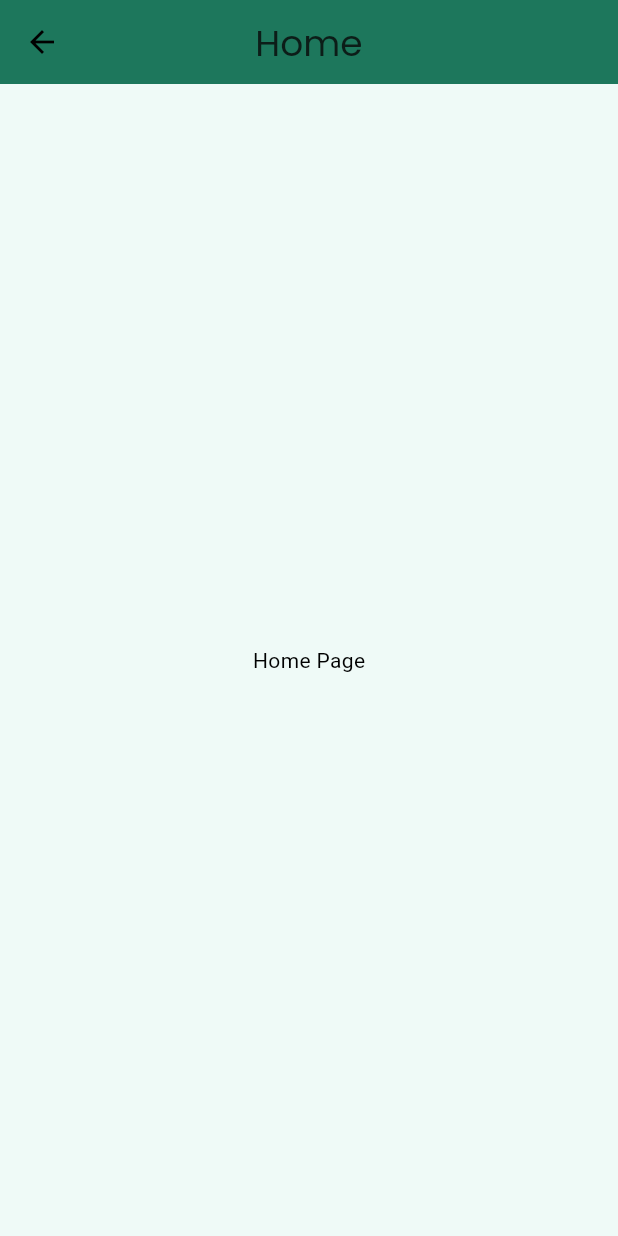
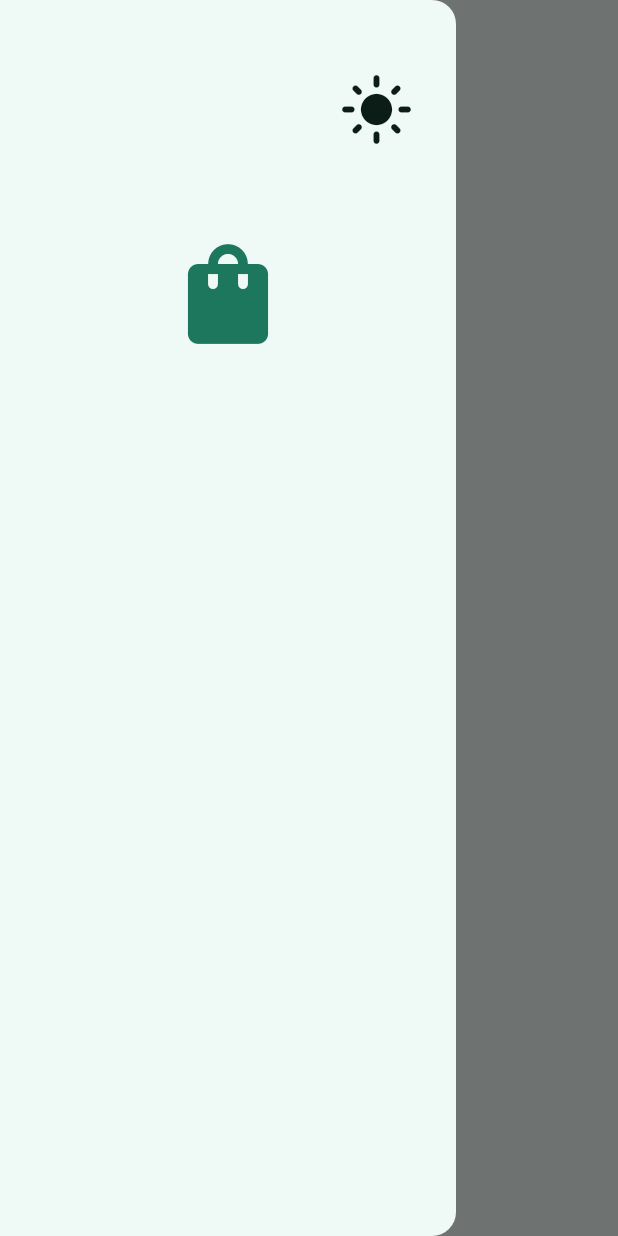
Before and after one commit to RavishkaB2003/Minimal-Ecommerce-App, a Flutter app: the Homepage screen opened by its route, with the side drawer open (before the commit the screen has no drawer), on a phone screen of 412 x 824 dp. Run offline on Flutter 3.47's test engine with Material 3 defaults, Android fonts, the phone set to English and light mode, and no system bars; our stand-ins replace google_fonts.

Commit message:
Added a Drawer for the App

```diff
--- /dev/null
+++ b/lib/components/drawer.dart
@@ -0,0 +1,57 @@
+import 'package:flutter/material.dart';
+
+class AppDrawer extends StatelessWidget {
+  final void Function()? onTap;
+  const AppDrawer({super.key, required this.onTap});
+
+  @override
+  Widget build(BuildContext context) {
+    return Drawer(
+      backgroundColor: Theme.of(context).scaffoldBackgroundColor,
+      child: Column(
+        children: [
+          //lightmode dark mode toggle
+          Padding(
+            padding: const EdgeInsets.only(top: 40, right: 20),
+            child: Align(
+              alignment: Alignment.topRight,
+                child: IconButton(
+                  onPressed: onTap,
+                  icon: Icon(
+                    Icons.light_mode,
+                    color: Theme.of(context).textTheme.labelMedium?.color,
+                    size: 50,
+                  ),
+                ),
+
+            ),
+          ),
+          //ListView()
+          Expanded(
+            child: ListView(
+              children: [
+                Container(
+                    height: 180,
+                    alignment: Alignment.center,
+                    child: Icon(
+                    Icons.shopping_bag,
+                    size: 80,
+                    color: Theme.of(context).colorScheme.primary,
+                      ),
+                  ),
+
+
+                //shop tile
+                //cart tile
+                  //exit tile
+
+              ],
+
+            ),
+          )
+
+        ],
+      ),
+    );
+  }
+}
--- a/lib/main.dart
+++ b/lib/main.dart
@@ -1,6 +1,6 @@
 import 'package:flutter/material.dart';
-import 'package:minimal_ecommerce/pages/homePage.dart';
-import 'package:minimal_ecommerce/pages/introPage.dart';
+import 'package:minimal_ecommerce/pages/home_page.dart';
+import 'package:minimal_ecommerce/pages/intro_page.dart';
 import 'package:minimal_ecommerce/theme/lightmode.dart';
 
 void main() {
--- a/lib/pages/homePage.dart
+++ b/lib/pages/home_page.dart
@@ -1,5 +1,6 @@
 import 'package:flutter/material.dart';
 import 'package:google_fonts/google_fonts.dart';
+import 'package:minimal_ecommerce/components/drawer.dart';
 
 class Homepage extends StatelessWidget {
   const Homepage({super.key});
@@ -20,7 +21,10 @@ class Homepage extends StatelessWidget {
             ),
           ),
         ),
-        backgroundColor: Theme.of(context).colorScheme.primary,
+        backgroundColor: Theme.of(context).scaffoldBackgroundColor,
+      ),
+      drawer: AppDrawer(
+        onTap: null,
       ),
       body: Center(
         child: Text('Home Page'),
```
Also changed, not shown: lib/pages/intro_page.dart (renamed from lib/pages/introPage.dart).
